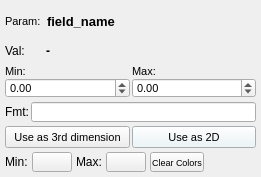
Above: widgets/SubstateDisplayWidget.ui from dmacri/Qt-VTK-viewer before the change. Below: the same form after it.
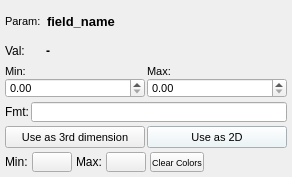
That is the form after the change.

Commit message:
refactor: use sentinel value for empty spinbox state instead of minimum value
Replaced minimum value check with explicit sentinel value (-1e9) to represent empty/unset state in min/max spinboxes. Added setUpSpinBoxWithNoValue() helper function to configure spinboxes with special value text displaying as space. Updated getMinValue/getMaxValue to check against sentinel instead of minimum, and setMinValue/setMaxValue to use sentinel for NaN values. Removed minimum property from .ui file spinbox definitions

```diff
--- a/widgets/SubstateDisplayWidget.ui
+++ b/widgets/SubstateDisplayWidget.ui
@@ -6,7 +6,7 @@
    <rect>
     <x>0</x>
     <y>0</y>
-    <width>261</width>
+    <width>292</width>
     <height>177</height>
    </rect>
   </property>
@@ -180,17 +180,11 @@
          <property name="styleSheet">
           <string>QDoubleSpinBox { font-size: 8pt; }</string>
          </property>
-         <property name="specialValueText">
-          <string/>
-         </property>
          <property name="decimals">
           <number>2</number>
          </property>
-         <property name="minimum">
-          <double>-1000000000.000000000000000</double>
-         </property>
          <property name="maximum">
-          <double>1000000000.000000000000000</double>
+          <double>9999.989999999999782</double>
          </property>
         </widget>
        </item>
@@ -234,17 +228,11 @@
          <property name="styleSheet">
           <string>QDoubleSpinBox { font-size: 8pt; }</string>
          </property>
-         <property name="specialValueText">
-          <string/>
-         </property>
          <property name="decimals">
           <number>2</number>
          </property>
-         <property name="minimum">
-          <double>-1000000000.000000000000000</double>
-         </property>
          <property name="maximum">
-          <double>1000000000.000000000000000</double>
+          <double>9999.989999999999782</double>
          </property>
         </widget>
        </item>
```
The commit also changes 1 other file.
